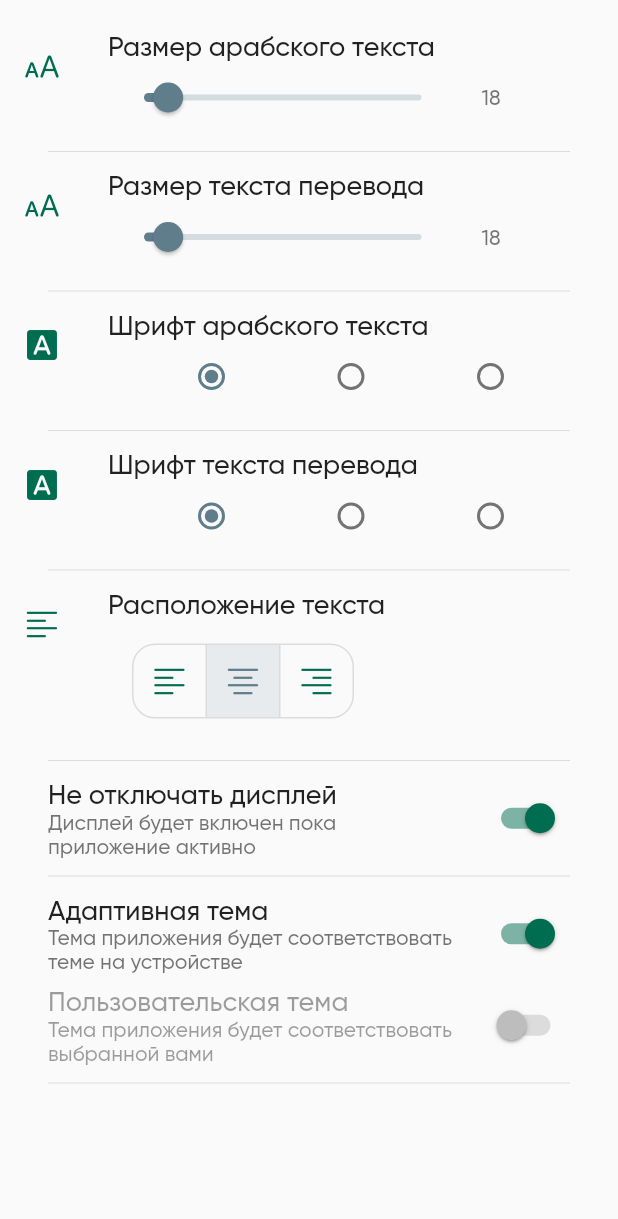
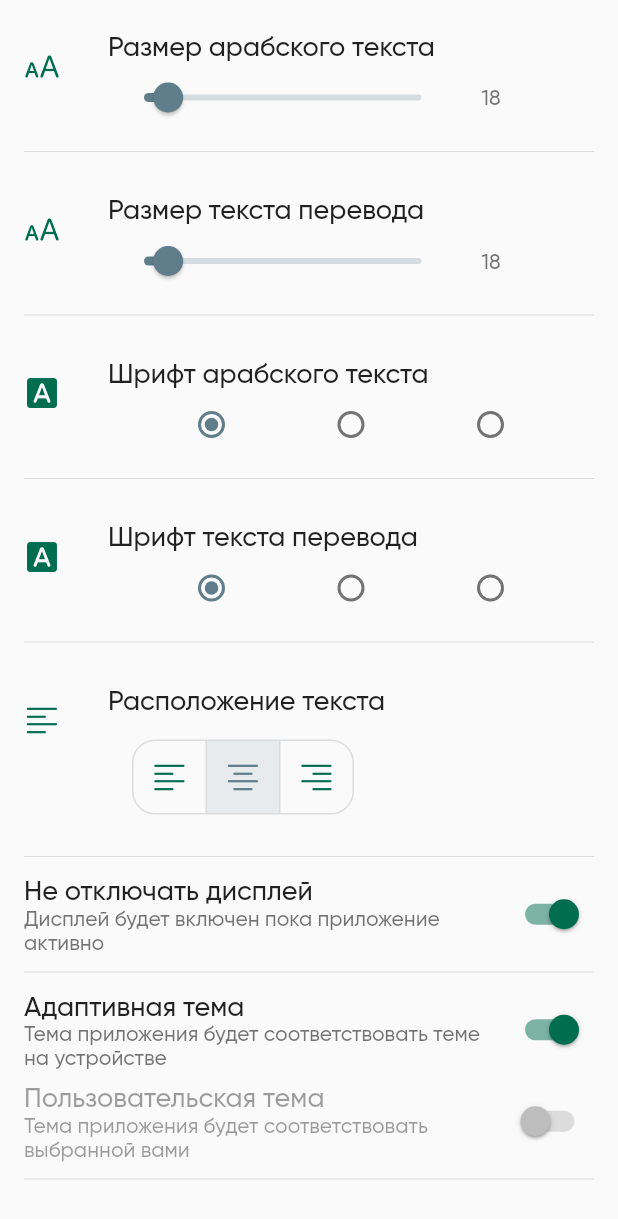
Before and after one commit to JMApps/arabic_in_your_hands, a Flutter app: the ContentSettings widget shown alone on an empty page, opened directly, on a phone screen of 412 x 824 dp. Shown: the top 1219 px of the screen. Run offline on Flutter 3.47's test engine with Material 2 defaults, Android fonts, the phone set to English and light mode, and no system bars; our stand-ins replace flutter_staggered_animations, flutter_svg, hive_flutter, just_audio, salomon_bottom_bar, sqflite and 1 more; accounts and stored records are empty; project files that could hold a hidden picture were left out.

Commit message:
Changed setting's

```diff
--- a/lib/presentation/pages/fist_volume_sub_chapter_content_page.dart
+++ b/lib/presentation/pages/fist_volume_sub_chapter_content_page.dart
@@ -53,10 +53,10 @@ class FistVolumeSubChapterContentPage extends StatelessWidget {
                       title: Text(item.dialog),
                       actions: [
                         IconButton(
-                          icon: const Icon(CupertinoIcons.settings),
+                          icon: const Icon(CupertinoIcons.creditcard),
                           splashRadius: 20,
                           onPressed: () {
-                            Navigator.of(context).pushNamed('/content_settings');
+                            Navigator.of(context).pushNamed('/first_volume_content_flip');
                           },
                         ),
                         firstVolumeSubChapterIndex + 1 < snapshot.data!.length
--- a/lib/presentation/widgets/content_settings.dart
+++ b/lib/presentation/widgets/content_settings.dart
@@ -10,12 +10,15 @@ class ContentSettings extends StatelessWidget {
   Widget build(BuildContext context) {
     final getReadSettings = context.read<ContentSettingsState>();
     final getWatchSettings = context.watch<ContentSettingsState>();
-    return Padding(
-      padding: const EdgeInsets.all(16),
+    return CupertinoScrollbar(
       child: ListView(
         children: [
           ListTile(
-            contentPadding: EdgeInsets.zero,
+            contentPadding: const EdgeInsets.only(
+              right: 16,
+              top: 16,
+              left: 16,
+            ),
             leading: const Icon(
               CupertinoIcons.textformat_size,
               color: Color(0xFF006D50),
@@ -45,7 +48,8 @@ class ContentSettings extends StatelessWidget {
                 const SizedBox(width: 16),
                 SizedBox(
                   width: 75,
-                  child: Text(getWatchSettings.getArabicTextSize.toInt().toString()),
+                  child:
+                      Text(getWatchSettings.getArabicTextSize.toInt().toString()),
                 ),
               ],
             ),
@@ -55,7 +59,11 @@ class ContentSettings extends StatelessWidget {
             endIndent: 16,
           ),
           ListTile(
-            contentPadding: EdgeInsets.zero,
+            contentPadding: const EdgeInsets.only(
+              right: 16,
+              top: 16,
+              left: 16,
+            ),
             leading: const Icon(
               CupertinoIcons.textformat_size,
               color: Color(0xFF006D50),
@@ -85,7 +93,8 @@ class ContentSettings extends StatelessWidget {
                 const SizedBox(width: 16),
                 SizedBox(
                   width: 75,
-                  child: Text(getWatchSettings.getTranslationTextSize.toInt().toString()),
+                  child: Text(
+                      getWatchSettings.getTranslationTextSize.toInt().toString()),
                 ),
               ],
             ),
@@ -95,7 +104,11 @@ class ContentSettings extends StatelessWidget {
             endIndent: 16,
           ),
           ListTile(
-            contentPadding: EdgeInsets.zero,
+            contentPadding: const EdgeInsets.only(
+              right: 16,
+              top: 16,
+              left: 16,
+            ),
             leading: const Icon(
               Icons.font_download_rounded,
               color: Color(0xFF006D50),
@@ -139,7 +152,11 @@ class ContentSettings extends StatelessWidget {
             endIndent: 16,
           ),
           ListTile(
-            contentPadding: EdgeInsets.zero,
+            contentPadding: const EdgeInsets.only(
+              right: 16,
+              top: 16,
+              left: 16,
+            ),
             leading: const Icon(
               Icons.font_download_rounded,
               color: Color(0xFF006D50),
@@ -183,7 +200,11 @@ class ContentSettings extends StatelessWidget {
             endIndent: 16,
           ),
           ListTile(
-            contentPadding: EdgeInsets.zero,
+            contentPadding: const EdgeInsets.only(
+              right: 16,
+              top: 16,
+              left: 16,
+            ),
             leading: const Icon(
               CupertinoIcons.text_alignleft,
               color: Color(0xFF006D50),
@@ -224,7 +245,9 @@ class ContentSettings extends StatelessWidget {
                 fontSize: 18,
               ),
             ),
-            subtitle: const Text('Дисплей будет включен пока приложение активно',),
+            subtitle: const Text(
+              'Дисплей будет включен пока приложение активно',
+            ),
             value: getWatchSettings.getWakeLockState,
             onChanged: (onChanged) {
               getReadSettings.changeWakeLockState(onChanged);
@@ -242,7 +265,8 @@ class ContentSettings extends StatelessWidget {
                 fontSize: 18,
               ),
             ),
-            subtitle: const Text('Тема приложения будет соответствовать теме на устройстве'),
+            subtitle: const Text(
+                'Тема приложения будет соответствовать теме на устройстве'),
             value: getWatchSettings.getThemeIsAdaptive,
             onChanged: (onChanged) {
               getReadSettings.changeThemeAdaptiveState(onChanged);
@@ -256,11 +280,14 @@ class ContentSettings extends StatelessWidget {
                 fontSize: 18,
               ),
             ),
-            subtitle: const Text('Тема приложения будет соответствовать выбранной вами'),
+            subtitle: const Text(
+                'Тема приложения будет соответствовать выбранной вами'),
             value: getWatchSettings.getThemeIsUser,
-            onChanged: getWatchSettings.getThemeIsAdaptive ? null : (onChanged) {
-              getReadSettings.changeThemeUserState(onChanged);
-            },
+            onChanged: getWatchSettings.getThemeIsAdaptive
+                ? null
+                : (onChanged) {
+                    getReadSettings.changeThemeUserState(onChanged);
+                  },
           ),
           const Divider(
             indent: 16,
```
Also changed, not shown: lib/presentation/pages/content_settings_page.dart (deleted, +0 -24 lines), lib/presentation/pages/main_page_body.dart (+19 -2 lines).
